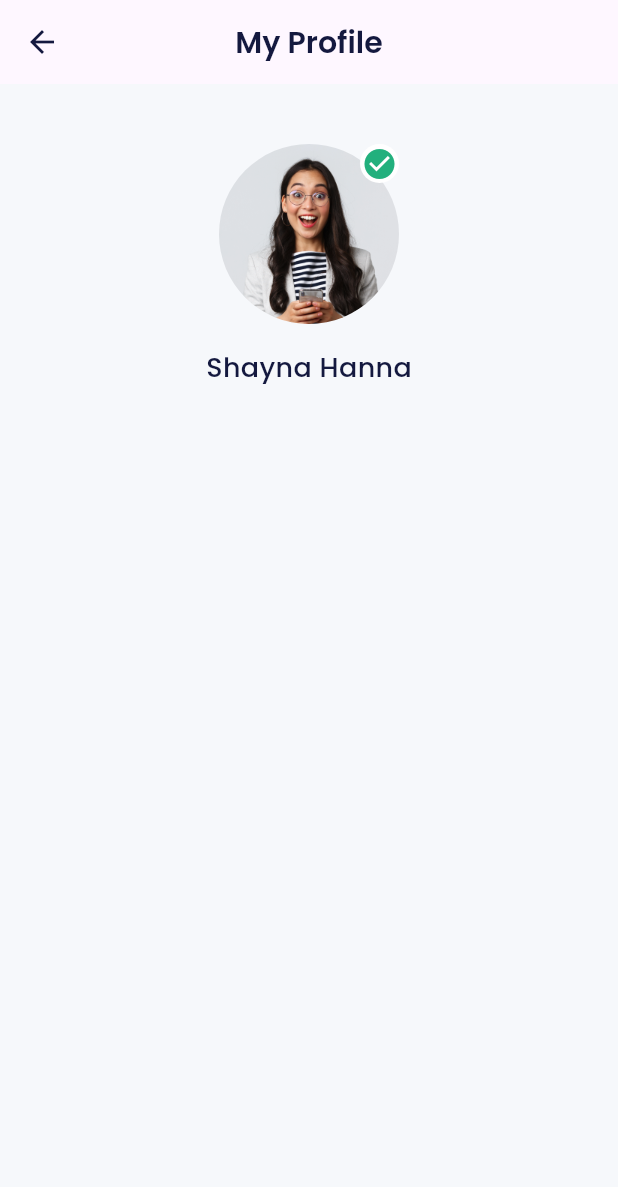
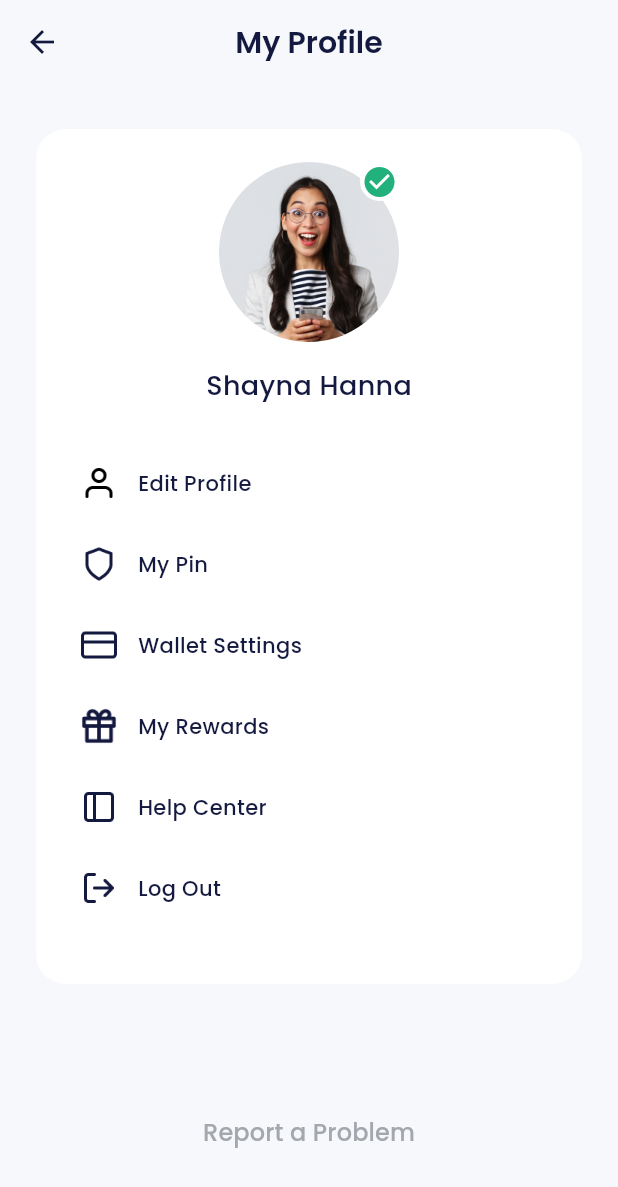
Before and after one commit to KevinZakky/E-wallet-Bank-Sha, a Flutter app: the ProfilePage screen opened by its route, on a phone screen of 412 x 824 dp. Shown: the top 1187 px of the screen. Run offline on Flutter 3.47's test engine with Material 3 defaults, Android fonts, the phone set to English and light mode, and no system bars; our stand-ins replace carousel_slider, google_fonts.

Commit message:
feat: slicing profile items

```diff
--- a/lib/ui/pages/profile_page.dart
+++ b/lib/ui/pages/profile_page.dart
@@ -1,4 +1,6 @@
 import 'package:ewallet_project_app/shared/theme.dart';
+import 'package:ewallet_project_app/ui/widgets/buttons.dart';
+import 'package:ewallet_project_app/ui/widgets/profile_items.dart';
 import 'package:flutter/material.dart';
 
 class ProfilePage extends StatelessWidget {
@@ -8,6 +10,7 @@ class ProfilePage extends StatelessWidget {
   Widget build(BuildContext context) {
     return Scaffold(
       appBar: AppBar(
+        backgroundColor: lightBackgroundColor,
         iconTheme: IconThemeData(color: blackColor),
         centerTitle: true,
         title: Text(
@@ -20,9 +23,14 @@ class ProfilePage extends StatelessWidget {
         padding: const EdgeInsets.symmetric(horizontal: 24),
         children: [
           const SizedBox(
-            height: 40,
+            height: 30,
           ),
           Container(
+            padding: const EdgeInsets.symmetric(horizontal: 30, vertical: 22),
+            decoration: BoxDecoration(
+              borderRadius: BorderRadius.circular(20),
+              color: whiteColor,
+            ),
             child: Column(
               children: [
                 Container(
@@ -61,8 +69,46 @@ class ProfilePage extends StatelessWidget {
                   style:
                       blackTextStyle.copyWith(fontSize: 18, fontWeight: medium),
                 ),
+                const SizedBox(
+                  height: 40,
+                ),
+                ProfileItems(
+                    iconUrl: 'assets/ic_edit_profile.png',
+                    title: 'Edit Profile',
+                    onTap: () {}),
+                ProfileItems(
+                  iconUrl: 'assets/ic_pin.png',
+                  title: 'My Pin',
+                  onTap: () {},
+                ),
+                ProfileItems(
+                    iconUrl: 'assets/ic_wallet.png',
+                    title: 'Wallet Settings',
+                    onTap: () {}),
+                ProfileItems(
+                    iconUrl: 'assets/ic_reward.png',
+                    title: 'My Rewards',
+                    onTap: () {}),
+                ProfileItems(
+                    iconUrl: 'assets/ic_help.png',
+                    title: 'Help Center',
+                    onTap: () {}),
+                ProfileItems(
+                    iconUrl: 'assets/ic_logout.png',
+                    title: 'Log Out',
+                    onTap: () {}),
               ],
             ),
+          ),
+          const SizedBox(
+            height: 87,
+          ),
+          CustomTextButton(
+            title: 'Report a Problem',
+            onPressed: () {},
+          ),
+          const SizedBox(
+            height: 50,
           )
         ],
       ),
--- /dev/null
+++ b/lib/ui/widgets/profile_items.dart
@@ -0,0 +1,40 @@
+import 'package:ewallet_project_app/shared/theme.dart';
+import 'package:flutter/material.dart';
+
+class ProfileItems extends StatelessWidget {
+  final String iconUrl;
+  final String title;
+  final VoidCallback? onTap;
+
+  const ProfileItems({
+    super.key,
+    required this.iconUrl,
+    required this.title,
+    this.onTap,
+  });
+
+  @override
+  Widget build(BuildContext context) {
+    return GestureDetector(
+      onTap: onTap,
+      child: Container(
+        margin: const EdgeInsets.only(bottom: 30),
+        child: Row(
+          children: [
+            Image.asset(
+              iconUrl,
+              width: 24,
+            ),
+            const SizedBox(
+              width: 14,
+            ),
+            Text(
+              title,
+              style: blackTextStyle.copyWith(fontSize: 14, fontWeight: medium),
+            ),
+          ],
+        ),
+      ),
+    );
+  }
+}
```
